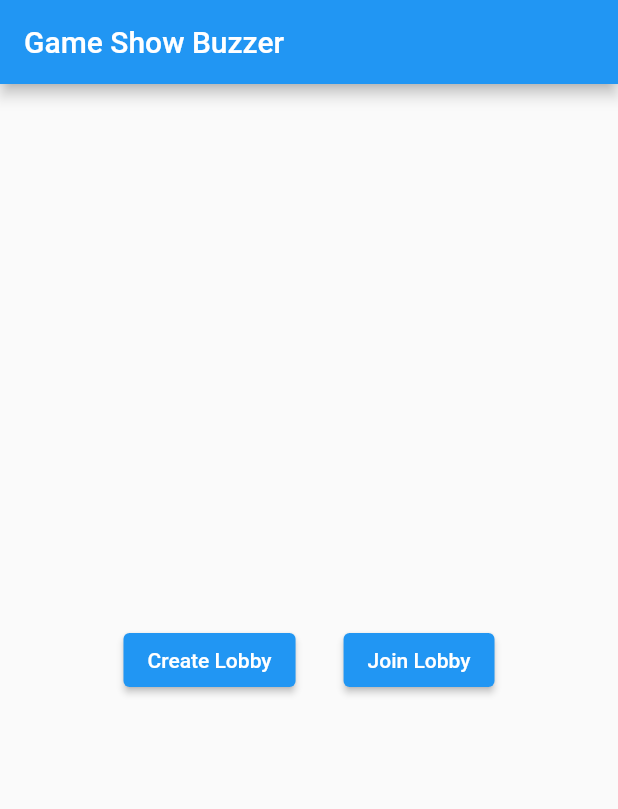
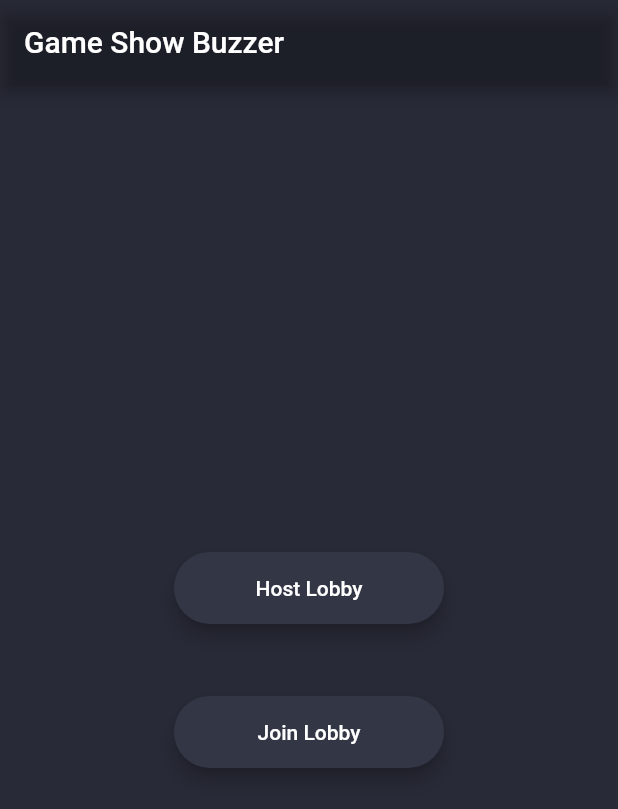
Before and after one commit to NSalberg/GameShowBuzzer, a Flutter app: the screen it shows after launch, on a phone screen of 412 x 824 dp. Shown: the top 809 px of the screen. Run offline on Flutter 3.47's test engine with Material 2 defaults, Android fonts, the phone set to English and light mode, and no system bars; our stand-ins replace cloud_firestore, firebase_core; accounts and stored records are empty.

Commit message:
Changed main page colors

```diff
--- a/lib/main.dart
+++ b/lib/main.dart
@@ -1,10 +1,12 @@
 import 'package:flutter/material.dart';
 import 'package:game_show_buzzer/idProvider.dart';
+import 'package:game_show_buzzer/widgets/rounded_button.dart';
 import 'views/room_page.dart';
 import 'views/host_page.dart';
 import 'views/buzzer_page.dart';
 import 'package:firebase_core/firebase_core.dart';
 import 'package:cloud_firestore/cloud_firestore.dart';
+import 'utils/app_colors.dart' as AppColors;
 import "package:provider/provider.dart";
 import 'firebase_options.dart';
 
@@ -35,15 +37,6 @@ class MyApp extends StatelessWidget {
         },
         title: 'Flutter Demo',
         theme: ThemeData(
-          // This is the theme of your application.
-          //
-          // Try running your application with "flutter run". You'll see the
-          // application has a blue toolbar. Then, without quitting the app, try
-          // changing the primarySwatch below to Colors.green and then invoke
-          // "hot reload" (press "r" in the console where you ran "flutter run",
-          // or simply save your changes to "hot reload" in a Flutter IDE).
-          // Notice that the counter didn't reset back to zero; the application
-          // is not restarted.
           primarySwatch: Colors.blue,
         ),
         home: const MyHomePage(title: 'Game Show Buzzer'),
@@ -54,16 +47,6 @@ class MyApp extends StatelessWidget {
 
 class MyHomePage extends StatefulWidget {
   const MyHomePage({Key? key, required this.title}) : super(key: key);
-
-  // This widget is the home page of your application. It is stateful, meaning
-  // that it has a State object (defined below) that contains fields that affect
-  // how it looks.
-
-  // This class is the configuration for the state. It holds the values (in this
-  // case the title) provided by the parent (in this case the App widget) and
-  // used by the build method of the State. Fields in a Widget subclass are
-  // always marked "final".
-
   final String title;
 
   @override
@@ -71,57 +54,35 @@ class MyHomePage extends StatefulWidget {
 }
 
 class _MyHomePageState extends State<MyHomePage> {
-
-
   @override
   Widget build(BuildContext context) {
-    // This method is rerun every time setState is called, for instance as done
-    // by the _incrementCounter method above.
-    //
-    // The Flutter framework has been optimized to make rerunning build methods
-    // fast, so that you can just rebuild anything that needs updating rather
-    // than having to individually change instances of widgets.
     return Scaffold(
+      backgroundColor: AppColors.darkBackground,
       appBar: AppBar(
-        // Here we take the value from the MyHomePage object that was created by
-        // the App.build method, and use it to set our appbar title.
+        backgroundColor: Colors.transparent,
         title: Text(widget.title),
       ),
       body: Center(
-        // Center is a layout widget. It takes a single child and positions it
-        // in the middle of the parent.
         child: Column(
-          // Column is also a layout widget. It takes a list of children and
-          // arranges them vertically. By default, it sizes itself to fit its
-          // children horizontally, and tries to be as tall as its parent.
-          //
-          // Invoke "debug painting" (press "p" in the console, choose the
-          // "Toggle Debug Paint" action from the Flutter Inspector in Android
-          // Studio, or the "Toggle Debug Paint" command in Visual Studio Code)
-          // to see the wireframe for each widget.
-          //
-          // Column has various properties to control how it sizes itself and
-          // how it positions its children. Here we use mainAxisAlignment to
-          // center the children vertically; the main axis here is the vertical
-          // axis because Columns are vertical (the cross axis would be
-          // horizontal).
           mainAxisAlignment: MainAxisAlignment.center,
           children: <Widget>[
-            Row(
+            Column(
               mainAxisAlignment: MainAxisAlignment.center,
               children: [
-                ElevatedButton(
+                RoundedButton(
+                  title: "Host Lobby",
+                  colour: AppColors.textField,
                     onPressed: () {
-
                       Navigator.pushNamed(context, 'host_screen');
                     },
-                    child: const Text("Create Lobby")),
+                ),
                 const Padding(padding: EdgeInsets.all(16.0)),
-                ElevatedButton(
+                RoundedButton(
+                    title: "Join Lobby",
+                    colour: AppColors.textField,
                     onPressed: () {
                       Navigator.pushNamed(context, 'room_screen');
                     },
-                    child: Text("Join Lobby")
                 ),
               ],
             ),
```
